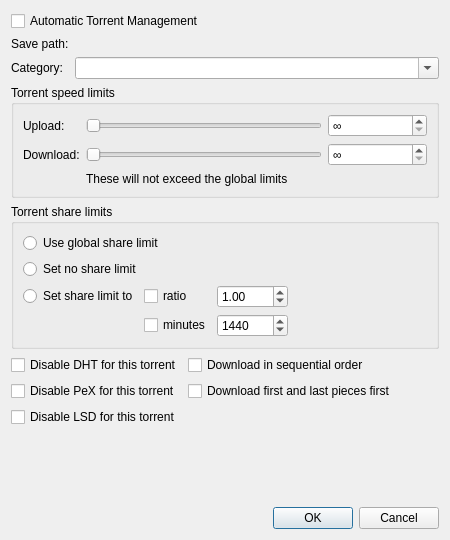
First picture: the form in src/gui/torrentoptionsdialog.ui, repository SysAdminDoc/qBittorrent-Vanced, before the edit.
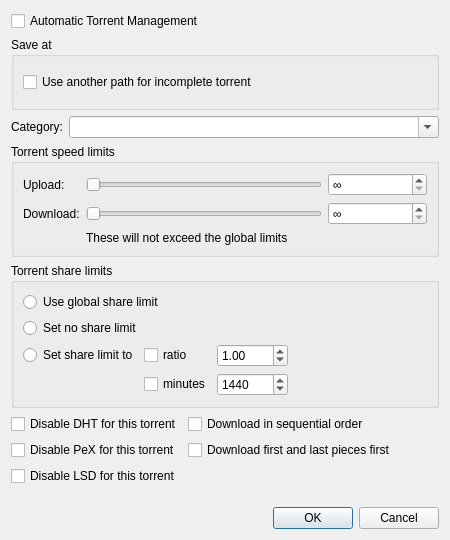
Second picture: the form after the edit. Custom widgets are drawn as their Qt base class.

Commit message:
Redesign "Incomplete folder" feature
Change "Incomplete/temp folder" term with "download folder".
Allow to set "download folder" per torrent (in manual mode) and per category (in automatic mode).

What changed in the file:
```diff
--- a/src/gui/torrentoptionsdialog.ui
+++ b/src/gui/torrentoptionsdialog.ui
@@ -13,7 +13,7 @@
   <property name="windowTitle">
    <string>Torrent Options</string>
   </property>
-  <layout class="QVBoxLayout" name="verticalLayout_2">
+  <layout class="QVBoxLayout" name="verticalLayout_3">
    <item>
     <widget class="QCheckBox" name="checkAutoTMM">
      <property name="toolTip">
@@ -24,33 +24,35 @@
      </property>
     </widget>
    </item>
+   <item>
+    <widget class="QGroupBox" name="groupBoxSavePath">
+     <property name="title">
+      <string>Save at</string>
+     </property>
+     <layout class="QVBoxLayout" name="verticalLayout_2">
+      <item>
+       <widget class="FileSystemPathComboEdit" name="savePath" native="true"/>
+      </item>
+      <item>
+       <widget class="QCheckBox" name="checkUseDownloadPath">
+        <property name="text">
+         <string>Use another path for incomplete torrent</string>
+        </property>
+       </widget>
+      </item>
+      <item>
+       <widget class="FileSystemPathComboEdit" name="downloadPath" native="true">
+        <property name="enabled">
+         <bool>false</bool>
+        </property>
+       </widget>
+      </item>
+     </layout>
+    </widget>
+   </item>
    <item>
     <layout class="QGridLayout" name="gridLayout_4">
-     <item row="0" column="0">
-      <widget class="QLabel" name="labelSavePath">
-       <property name="text">
-        <string>Save path:</string>
-       </property>
-      </widget>
-     </item>
      <item row="0" column="1">
-      <widget class="FileSystemPathLineEdit" name="savePath" native="true">
-       <property name="sizePolicy">
-        <sizepolicy hsizetype="Expanding" vsizetype="Preferred">
-         <horstretch>0</horstretch>
-         <verstretch>0</verstretch>
-        </sizepolicy>
-       </property>
-      </widget>
-     </item>
-     <item row="1" column="0">
-      <widget class="QLabel" name="labelCategory">
-       <property name="text">
-        <string>Category:</string>
-       </property>
-      </widget>
-     </item>
-     <item row="1" column="1">
       <widget class="QComboBox" name="comboCategory">
        <property name="sizePolicy">
         <sizepolicy hsizetype="Expanding" vsizetype="Fixed">
@@ -69,6 +71,13 @@
        </property>
       </widget>
      </item>
+     <item row="0" column="0">
+      <widget class="QLabel" name="labelCategory">
+       <property name="text">
+        <string>Category:</string>
+       </property>
+      </widget>
+     </item>
     </layout>
    </item>
    <item>
@@ -310,7 +319,7 @@
  </widget>
  <customwidgets>
   <customwidget>
-   <class>FileSystemPathLineEdit</class>
+   <class>FileSystemPathComboEdit</class>
    <extends>QWidget</extends>
    <header>gui/fspathedit.h</header>
    <container>1</container>
```
The commit also changes 46 other files.
